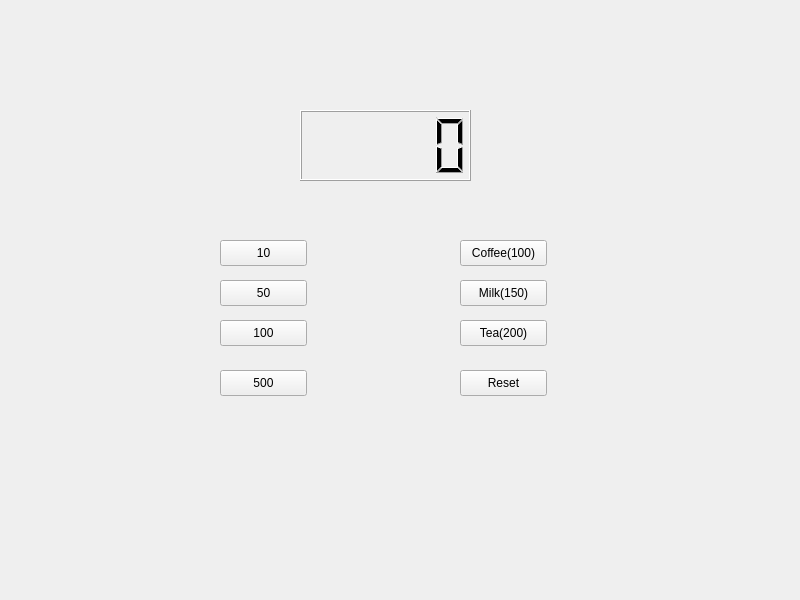
Qt form widget.ui (insongK/vending-machine) before a commit.
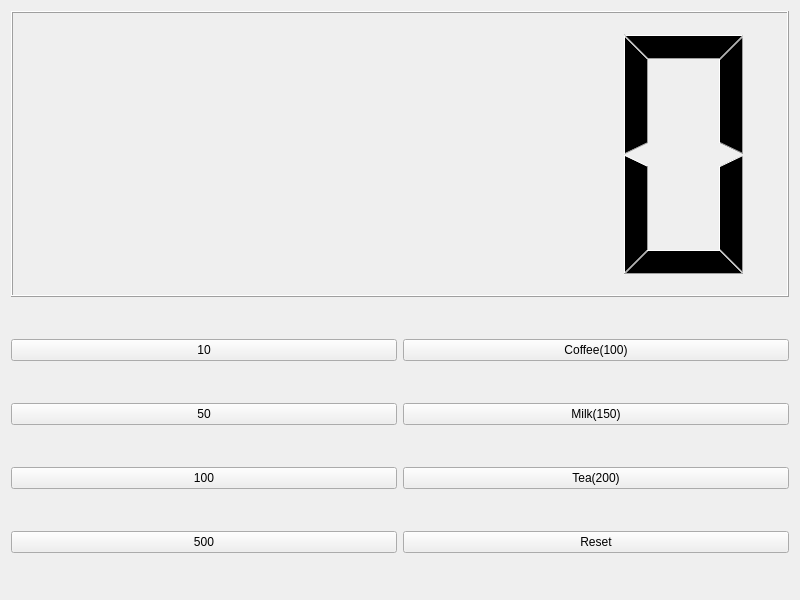
The same form after that commit.

```diff
--- a/widget.ui
+++ b/widget.ui
@@ -13,120 +13,86 @@
   <property name="windowTitle">
    <string>Widget</string>
   </property>
+  <layout class="QVBoxLayout" name="verticalLayout_3">
+   <item>
+    <widget class="QLCDNumber" name="lcdNumber"/>
+   </item>
+   <item>
+    <widget class="QSplitter" name="splitter">
+     <property name="orientation">
+      <enum>Qt::Orientation::Horizontal</enum>
+     </property>
+     <widget class="QWidget" name="">
+      <layout class="QHBoxLayout" name="horizontalLayout">
+       <item>
+        <layout class="QVBoxLayout" name="verticalLayout">
+         <item>
   <widget class="QPushButton" name="pb10">
-   <property name="geometry">
-    <rect>
-     <x>220</x>
-     <y>240</y>
-     <width>87</width>
-     <height>26</height>
-    </rect>
-   </property>
    <property name="text">
     <string>10</string>
    </property>
   </widget>
-  <widget class="QLCDNumber" name="lcdNumber">
-   <property name="geometry">
-    <rect>
-     <x>300</x>
-     <y>110</y>
-     <width>171</width>
-     <height>71</height>
-    </rect>
-   </property>
-  </widget>
+         </item>
+         <item>
   <widget class="QPushButton" name="pb50">
-   <property name="geometry">
-    <rect>
-     <x>220</x>
-     <y>280</y>
-     <width>87</width>
-     <height>26</height>
-    </rect>
-   </property>
    <property name="text">
     <string>50</string>
    </property>
   </widget>
+         </item>
+         <item>
   <widget class="QPushButton" name="pb100">
-   <property name="geometry">
-    <rect>
-     <x>220</x>
-     <y>320</y>
-     <width>87</width>
-     <height>26</height>
-    </rect>
-   </property>
    <property name="text">
     <string>100</string>
    </property>
   </widget>
+         </item>
+         <item>
   <widget class="QPushButton" name="pb500">
-   <property name="geometry">
-    <rect>
-     <x>220</x>
-     <y>370</y>
-     <width>87</width>
-     <height>26</height>
-    </rect>
-   </property>
    <property name="text">
     <string>500</string>
    </property>
   </widget>
+         </item>
+        </layout>
+       </item>
+       <item>
+        <layout class="QVBoxLayout" name="verticalLayout_2">
+         <item>
   <widget class="QPushButton" name="coffee">
-   <property name="geometry">
-    <rect>
-     <x>460</x>
-     <y>240</y>
-     <width>87</width>
-     <height>26</height>
-    </rect>
-   </property>
    <property name="text">
     <string>Coffee(100)</string>
    </property>
   </widget>
+         </item>
+         <item>
   <widget class="QPushButton" name="milk">
-   <property name="geometry">
-    <rect>
-     <x>460</x>
-     <y>280</y>
-     <width>87</width>
-     <height>26</height>
-    </rect>
-   </property>
    <property name="text">
     <string>Milk(150)</string>
    </property>
   </widget>
+         </item>
+         <item>
   <widget class="QPushButton" name="tea">
-   <property name="geometry">
-    <rect>
-     <x>460</x>
-     <y>320</y>
-     <width>87</width>
-     <height>26</height>
-    </rect>
-   </property>
    <property name="text">
     <string>Tea(200)</string>
    </property>
   </widget>
+         </item>
+         <item>
   <widget class="QPushButton" name="reset">
-   <property name="geometry">
-    <rect>
-     <x>460</x>
-     <y>370</y>
-     <width>87</width>
-     <height>26</height>
-    </rect>
-   </property>
    <property name="text">
     <string>Reset</string>
    </property>
   </widget>
+         </item>
+        </layout>
+       </item>
+      </layout>
+     </widget>
+    </widget>
+   </item>
+  </layout>
  </widget>
  <resources/>
  <connections/>
```
Lines whose indentation alone changed are shown as unchanged.
